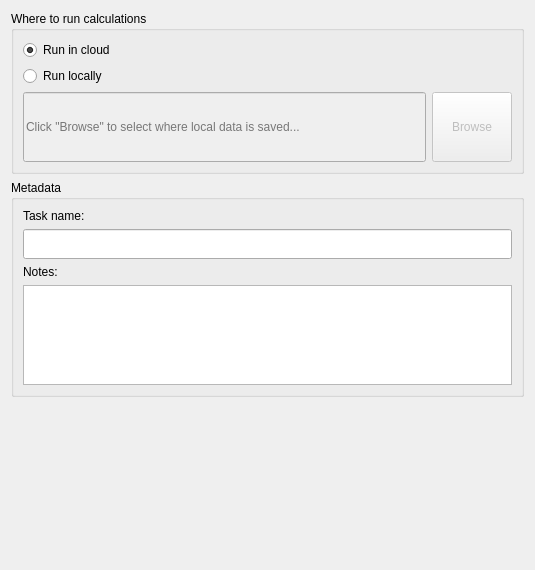
Above: LDMP/gui/WidgetCalculationOptions.ui from ConservationInternational/trends.earth before the change. Below: the same form after it.
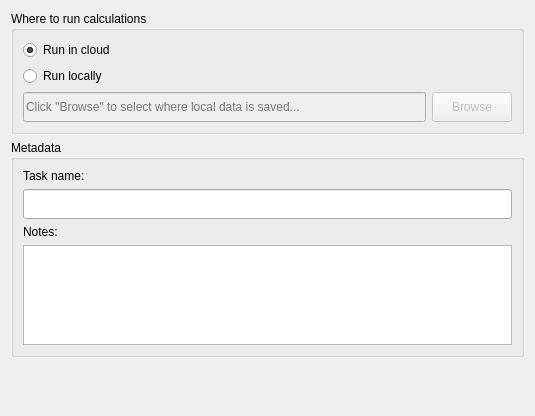
That is the form after the change.

The edit to the form file:
```diff
--- a/LDMP/gui/WidgetCalculationOptions.ui
+++ b/LDMP/gui/WidgetCalculationOptions.ui
@@ -7,7 +7,7 @@
     <x>0</x>
     <y>0</y>
     <width>535</width>
-    <height>570</height>
+    <height>416</height>
    </rect>
   </property>
   <property name="sizePolicy">
@@ -23,7 +23,7 @@
    <item>
     <widget class="QGroupBox" name="groupBox_where_to_run">
      <property name="sizePolicy">
-      <sizepolicy hsizetype="Preferred" vsizetype="MinimumExpanding">
+      <sizepolicy hsizetype="Preferred" vsizetype="Minimum">
        <horstretch>0</horstretch>
        <verstretch>0</verstretch>
       </sizepolicy>
```
